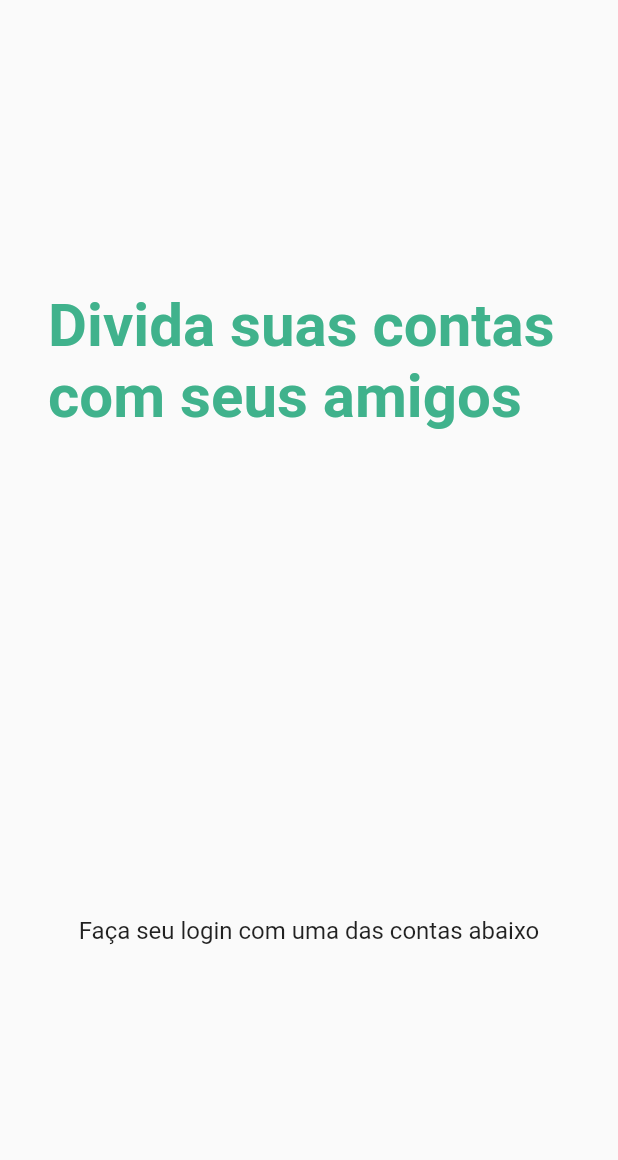
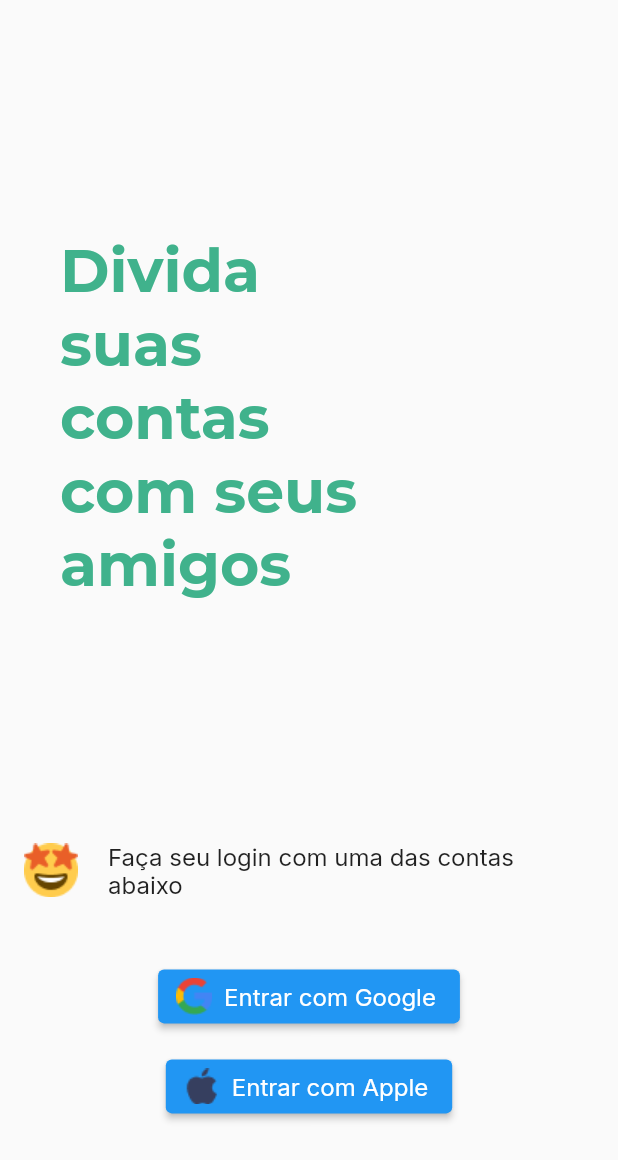
Before and after one commit to montonurb/split-it, a Flutter app: the screen it shows after launch, on a phone screen of 412 x 824 dp. Shown: the top 1160 px of the screen. Run offline on Flutter 3.47's test engine with Material 2 defaults, Android fonts, the phone set to English and light mode, and no system bars; our stand-ins replace google_fonts.

Commit message:
estilizando o login e adicionando emoctions na tela

```diff
--- a/lib/modules/login/login_page.dart
+++ b/lib/modules/login/login_page.dart
@@ -1,4 +1,5 @@
 import 'package:flutter/material.dart';
+import 'package:google_fonts/google_fonts.dart';
 import 'package:split_it/theme/app_theme.dart';
 
 class LoginPage extends StatefulWidget {
@@ -11,31 +12,60 @@ class _LoginPageState extends State<LoginPage> {
   @override
   Widget build(BuildContext context) {
     return Scaffold(
-      body: Container(
-        child: Padding(
-          padding: const EdgeInsets.all(32.0),
-          child: Column(
+      body: Column(
         mainAxisAlignment: MainAxisAlignment.spaceAround,
         children: [
-              Text(
+          Padding(
+            padding: const EdgeInsets.only(left: 40.0, top: 80.0),
+            child: Row(
+              children: [
+                Container(
+                  width: 236,
+                  child: Text(
                     "Divida suas contas com seus amigos",
-                style: TextStyle(
+                    style: GoogleFonts.montserrat(
                         color: AppTheme.colors.font,
                         fontSize: 40,
-                    fontWeight: FontWeight.bold),
+                        fontWeight: FontWeight.w700),
+                  ),
+                ),
+              ],
+            ),
           ),
           Column(
             children: [
-                  Text(
+              ListTile(
+                leading: Image.asset("assets/images/emoji.png"),
+                title: Text(
                   "Faça seu login com uma das contas abaixo",
-                    style: TextStyle(fontSize: 16),
+                  style: GoogleFonts.inter(
+                      fontSize: 16, fontWeight: FontWeight.w400),
                 ),
+              ),
+              SizedBox(height: 32),
+              ElevatedButton.icon(
+                onPressed: () {},
+                icon: Image.asset("assets/images/google.png"),
+                label: Text(
+                  "Entrar com Google",
+                  style: GoogleFonts.inter(
+                      fontSize: 16, fontWeight: FontWeight.w400),
+                ),
+              ),
+              SizedBox(height: 12),
+              ElevatedButton.icon(
+                onPressed: () {},
+                icon: Image.asset("assets/images/apple.png"),
+                label: Text(
+                  "Entrar com Apple",
+                  style: GoogleFonts.inter(
+                      fontSize: 16, fontWeight: FontWeight.w400),
+                ),
+              )
             ],
           )
         ],
       ),
-        ),
-      ),
     );
   }
 }
--- a/pubspec.yaml
+++ b/pubspec.yaml
@@ -13,6 +13,7 @@ dependencies:
     sdk: flutter
 
   cupertino_icons: ^1.0.2
+  google_fonts: ^2.1.0
 
 dev_dependencies:
   flutter_test:
```
Also changed, not shown: pubspec.lock. Lines whose indentation alone changed are shown as unchanged.
